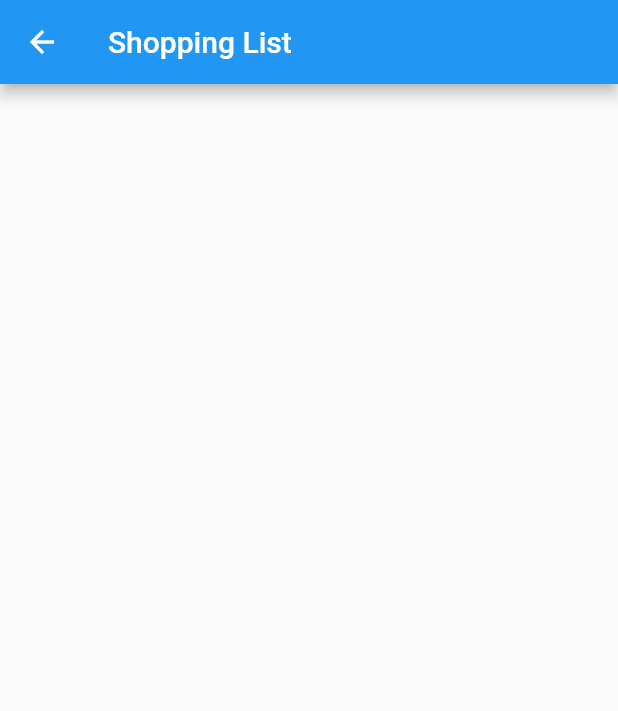
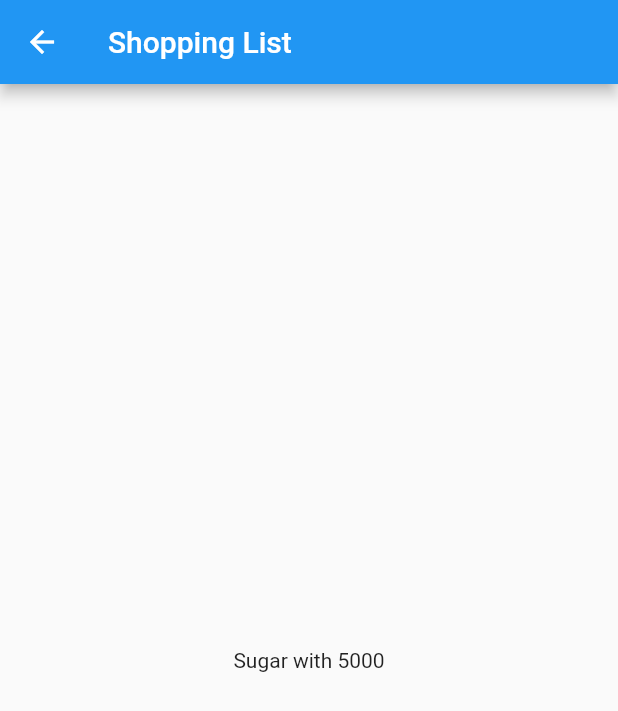
Before and after one commit to anggitajati/flutter_minggu6, a Flutter app: the screen it shows after launch, after a tap on "Sugar", on a phone screen of 412 x 824 dp. Shown: the top 711 px of the screen. Run offline on Flutter 3.47's test engine with Material 2 defaults, Android fonts, the phone set to English and light mode, and no system bars.

Commit message:
Praktikum 4 - Pembacaan Data

```diff
--- a/lib/pages/item.dart
+++ b/lib/pages/item.dart
@@ -1,14 +1,19 @@
 import 'package:flutter/material.dart';
+import 'package:flutter_minggu6/models/item.dart';
 
 class ItemPage extends StatelessWidget {
   const ItemPage({Key key}) : super(key: key);
 
   @override
   Widget build(BuildContext context) {
+    final Item itemArgs = ModalRoute.of(context).settings.arguments;
     return Scaffold(
       appBar: AppBar(
         title: Text("Shopping List"),
       ),
+      body: Center(
+        child: Text(itemArgs.name + " with " + itemArgs.price.toString()),
+      ),
     );
   }
 }
```
